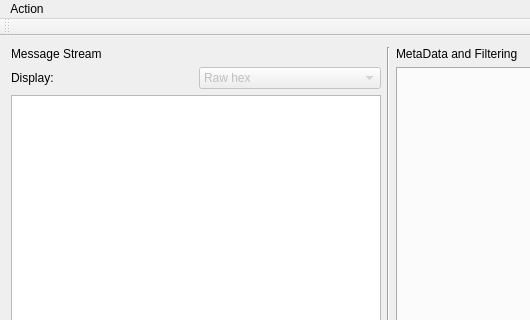
Before: the Qt Designer form CANaconda_ui/canaconda_mainwindow.ui in xela144/CANaconda, drawn with Qt 5; both pictures show x 0 to 530 and y 0 to 320 of the 776 by 500 pixel window.
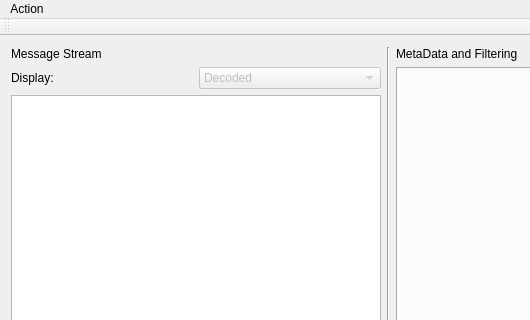
After: the same form once the commit is applied.

Diff of the .ui file:
```diff
--- a/CANaconda_ui/canaconda_mainwindow.ui
+++ b/CANaconda_ui/canaconda_mainwindow.ui
@@ -40,11 +40,6 @@
             <property name="enabled">
              <bool>false</bool>
             </property>
-            <item>
-             <property name="text">
-              <string>Raw hex</string>
-             </property>
-            </item>
             <item>
              <property name="text">
               <string>Decoded</string>
```
Left out of the diff: 7 changed lines with no effect on the pictures.
